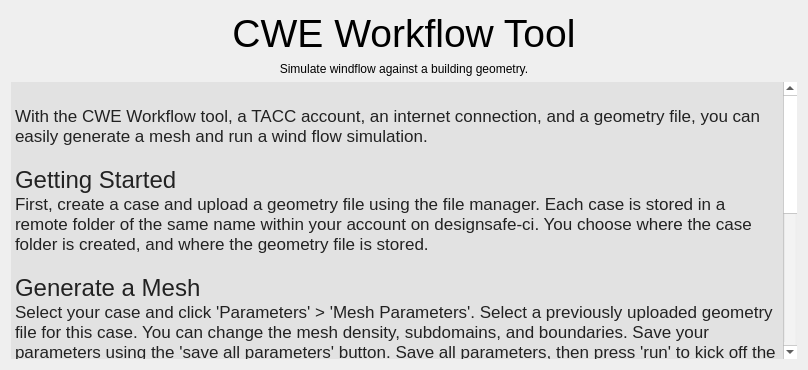
Qt form cwe_guiWidgets/cwe_welcome_screen.ui (NHERI-SimCenter/CWE-Simulation-Tool) before a commit.
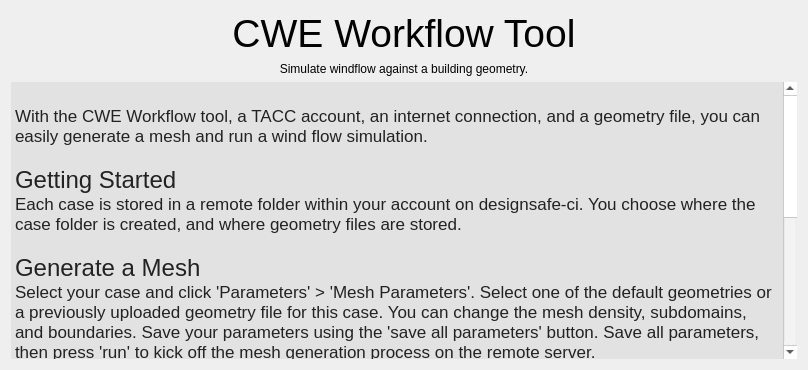
The same form after that commit.

Commit message: Can no longer edit jobs table

The edit to the form file:
```diff
--- a/cwe_guiWidgets/cwe_welcome_screen.ui
+++ b/cwe_guiWidgets/cwe_welcome_screen.ui
@@ -524,10 +524,10 @@
 &lt;p style=&quot; margin-top:0px; margin-bottom:0px; margin-left:0px; margin-right:0px; -qt-block-indent:0; text-indent:0px;&quot;&gt;&lt;span style=&quot; font-family:'arial,sans-serif'; font-size:13pt; color:#222222;&quot;&gt;With the CWE Workflow tool, a TACC account, an internet connection, and a geometry file, you can easily generate a mesh and run a wind flow simulation. &lt;/span&gt;&lt;/p&gt;
 &lt;p style=&quot;-qt-paragraph-type:empty; margin-top:0px; margin-bottom:0px; margin-left:0px; margin-right:0px; -qt-block-indent:0; text-indent:0px; font-family:'arial,sans-serif'; font-size:13pt; color:#222222;&quot;&gt;&lt;br /&gt;&lt;/p&gt;
 &lt;p style=&quot; margin-top:0px; margin-bottom:0px; margin-left:0px; margin-right:0px; -qt-block-indent:0; text-indent:0px;&quot;&gt;&lt;span style=&quot; font-family:'arial,sans-serif'; font-size:18pt; color:#222222;&quot;&gt;Getting Started&lt;/span&gt;&lt;/p&gt;
-&lt;p style=&quot; margin-top:0px; margin-bottom:0px; margin-left:0px; margin-right:0px; -qt-block-indent:0; text-indent:0px;&quot;&gt;&lt;span style=&quot; font-family:'arial,sans-serif'; font-size:13pt; color:#222222;&quot;&gt;First, create a case and upload a geometry file using the file manager. Each case is stored in a remote folder of the same name within your account on designsafe-ci. You choose where the case folder is created, and where the geometry file is stored. &lt;/span&gt;&lt;/p&gt;
+&lt;p style=&quot; margin-top:0px; margin-bottom:0px; margin-left:0px; margin-right:0px; -qt-block-indent:0; text-indent:0px;&quot;&gt;&lt;span style=&quot; font-family:'arial,sans-serif'; font-size:13pt; color:#222222;&quot;&gt;Each case is stored in a remote folder within your account on designsafe-ci. You choose where the case folder is created, and where geometry files are stored. &lt;/span&gt;&lt;/p&gt;
 &lt;p style=&quot;-qt-paragraph-type:empty; margin-top:0px; margin-bottom:0px; margin-left:0px; margin-right:0px; -qt-block-indent:0; text-indent:0px; font-family:'arial,sans-serif'; font-size:13pt; color:#222222;&quot;&gt;&lt;br /&gt;&lt;/p&gt;
 &lt;p style=&quot; margin-top:0px; margin-bottom:0px; margin-left:0px; margin-right:0px; -qt-block-indent:0; text-indent:0px;&quot;&gt;&lt;span style=&quot; font-family:'arial,sans-serif'; font-size:18pt; color:#222222;&quot;&gt;Generate a Mesh&lt;/span&gt;&lt;/p&gt;
-&lt;p style=&quot; margin-top:0px; margin-bottom:0px; margin-left:0px; margin-right:0px; -qt-block-indent:0; text-indent:0px;&quot;&gt;&lt;span style=&quot; font-family:'arial,sans-serif'; font-size:13pt; color:#222222;&quot;&gt;Select your case and click 'Parameters' &amp;gt; 'Mesh Parameters'. Select a previously uploaded geometry file for this case. You can change the mesh density, subdomains, and boundaries. Save your parameters using the 'save all parameters' button.&lt;/span&gt;&lt;span style=&quot; font-family:'arial,sans-serif'; font-size:13pt; color:#ff0000;&quot;&gt; &lt;/span&gt;&lt;span style=&quot; font-family:'arial,sans-serif'; font-size:13pt; color:#222222;&quot;&gt;Save all parameters, then press 'run' to kick off the mesh generation process on the remote server. &lt;/span&gt;&lt;/p&gt;
+&lt;p style=&quot; margin-top:0px; margin-bottom:0px; margin-left:0px; margin-right:0px; -qt-block-indent:0; text-indent:0px;&quot;&gt;&lt;span style=&quot; font-family:'arial,sans-serif'; font-size:13pt; color:#222222;&quot;&gt;Select your case and click 'Parameters' &amp;gt; 'Mesh Parameters'. Select one of the default geometries or a previously uploaded geometry file for this case. You can change the mesh density, subdomains, and boundaries. Save your parameters using the 'save all parameters' button.&lt;/span&gt;&lt;span style=&quot; font-family:'arial,sans-serif'; font-size:13pt; color:#ff0000;&quot;&gt; &lt;/span&gt;&lt;span style=&quot; font-family:'arial,sans-serif'; font-size:13pt; color:#222222;&quot;&gt;Save all parameters, then press 'run' to kick off the mesh generation process on the remote server. &lt;/span&gt;&lt;/p&gt;
 &lt;p style=&quot;-qt-paragraph-type:empty; margin-top:0px; margin-bottom:0px; margin-left:0px; margin-right:0px; -qt-block-indent:0; text-indent:0px; font-family:'arial,sans-serif'; font-size:13pt; color:#222222;&quot;&gt;&lt;br /&gt;&lt;/p&gt;
 &lt;p style=&quot; margin-top:0px; margin-bottom:0px; margin-left:0px; margin-right:0px; -qt-block-indent:0; text-indent:0px;&quot;&gt;&lt;span style=&quot; font-family:'arial,sans-serif'; font-size:18pt; color:#222222;&quot;&gt;Running a Simulation&lt;/span&gt;&lt;/p&gt;
 &lt;p style=&quot; margin-top:0px; margin-bottom:0px; margin-left:0px; margin-right:0px; -qt-block-indent:0; text-indent:0px;&quot;&gt;&lt;span style=&quot; font-family:'arial,sans-serif'; font-size:13pt; color:#222222;&quot;&gt;Once you've generated a mesh, view your case's parameters again, but this time click 'Simulation Parameters'. Adjust simulation duration, time step, inflow velocity, kinematic viscosity, and other parameters. Again, press 'save all parameters' before clicking 'run' to kick off the simulation. &lt;/span&gt;&lt;/p&gt;
```
